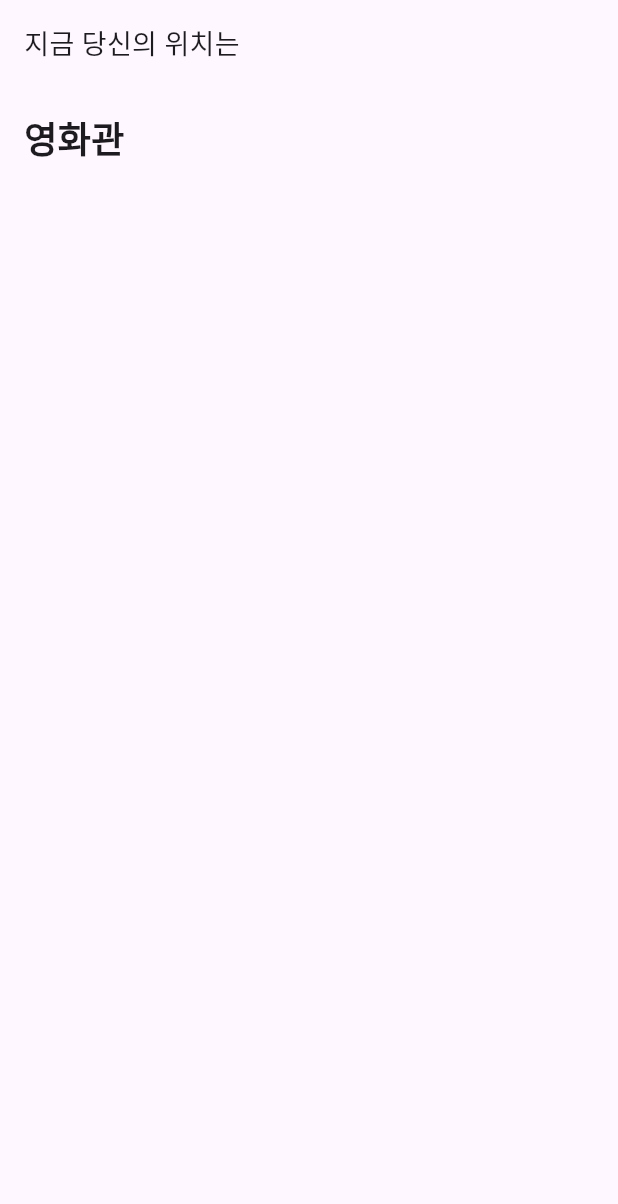
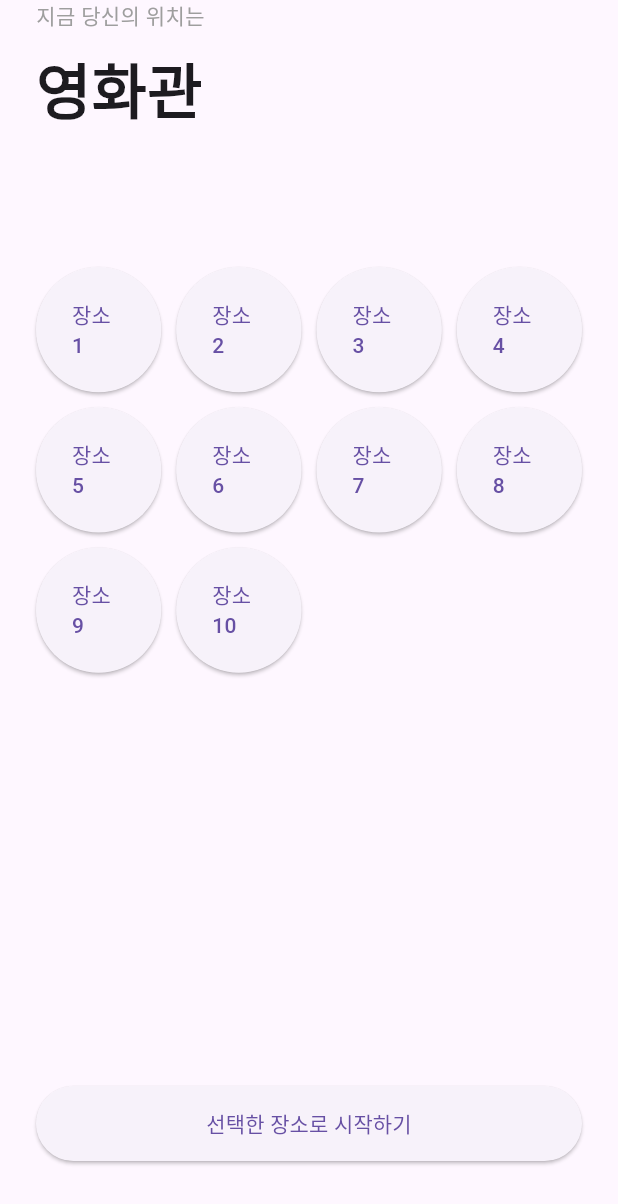
Before and after one commit to Pillar-Bridge/bridge-flutter, a Flutter app: the screen it shows after launch, on a phone screen of 412 x 824 dp. Shown: the top 1204 px of the screen. Run offline on Flutter 3.47's test engine with Material 3 defaults, Android fonts, the phone set to English and light mode, and no system bars.

Commit message:
feat: Implement SelectPlaceScreen UI

```diff
--- a/lib/main.dart
+++ b/lib/main.dart
@@ -1,4 +1,4 @@
-import 'package:bridge_flutter/screens/select_place_screen.dart';
+import 'package:bridge_flutter/ui/screens/select_place_screen.dart';
 import 'package:flutter/material.dart';
 
 void main() {
--- a/lib/ui/screens/select_place_screen.dart
+++ b/lib/ui/screens/select_place_screen.dart
@@ -10,24 +10,56 @@ class SelectPlaceScreen extends StatefulWidget {
 class _SelectPlaceScreenState extends State<SelectPlaceScreen> {
   @override
   Widget build(BuildContext context) {
-    return const Scaffold(
-      body: Column(
+    return Scaffold(
+      body: SafeArea(
+        child: Column(
           crossAxisAlignment: CrossAxisAlignment.start,
           children: [
-          Padding(
-            padding: EdgeInsets.all(16),
+            const Padding(
+              padding: EdgeInsets.only(left: 24),
               child: Text(
                 '지금 당신의 위치는',
-              style: TextStyle(fontSize: 18),
+                style: TextStyle(fontSize: 14, color: Colors.grey),
               ),
             ),
-          Padding(
-              padding: EdgeInsets.all(16),
+            const Padding(
+                padding: EdgeInsets.only(left: 24, top: 10),
                 child: Text(
                   '영화관',
-                style: TextStyle(fontSize: 24, fontWeight: FontWeight.bold),
-              ))
+                  style: TextStyle(fontSize: 40, fontWeight: FontWeight.bold),
+                )),
+            Expanded(
+              child: GridView.builder(
+                padding: const EdgeInsets.only(left: 24, right: 24, top: 90),
+                gridDelegate: const SliverGridDelegateWithFixedCrossAxisCount(
+                  crossAxisCount: 4,
+                  crossAxisSpacing: 10,
+                  mainAxisSpacing: 10,
+                ),
+                itemCount: 10, // 예를 들어 10개의 장소 버튼
+                itemBuilder: (context, index) {
+                  // 여기서 각 장소에 대한 버튼을 구성합니다.
+                  return ElevatedButton(
+                    onPressed: () {
+                      // 버튼 클릭시 행동
+                    },
+                    child: Text('장소 ${index + 1}'),
+                  );
+                },
+              ),
+            ),
           ],
+        ),
+      ),
+      bottomNavigationBar: Container(
+        height: 50,
+        margin: EdgeInsets.only(left: 24, right: 24, bottom: 50),
+        child: ElevatedButton(
+          onPressed: () {
+            // 버튼 클릭시 행동
+          },
+          child: Text('선택한 장소로 시작하기'),
+        ),
       ),
     );
   }
```
Lines whose indentation alone changed are shown as unchanged.
